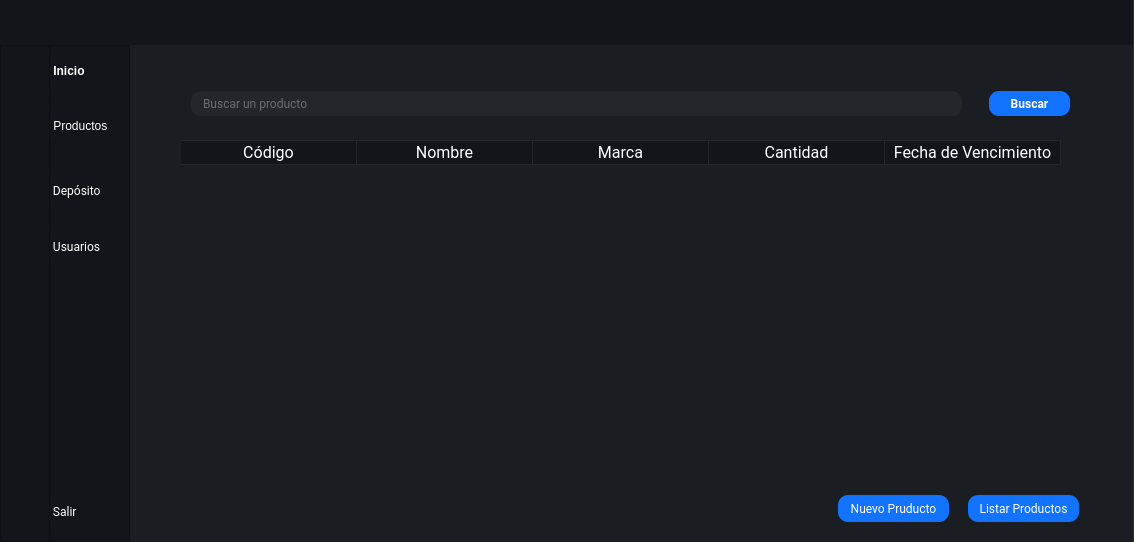
Above: Interfaces/main/main_ui.ui from juanignaciocansillieri/Proyecto-Final before the change. Below: the same form after it.
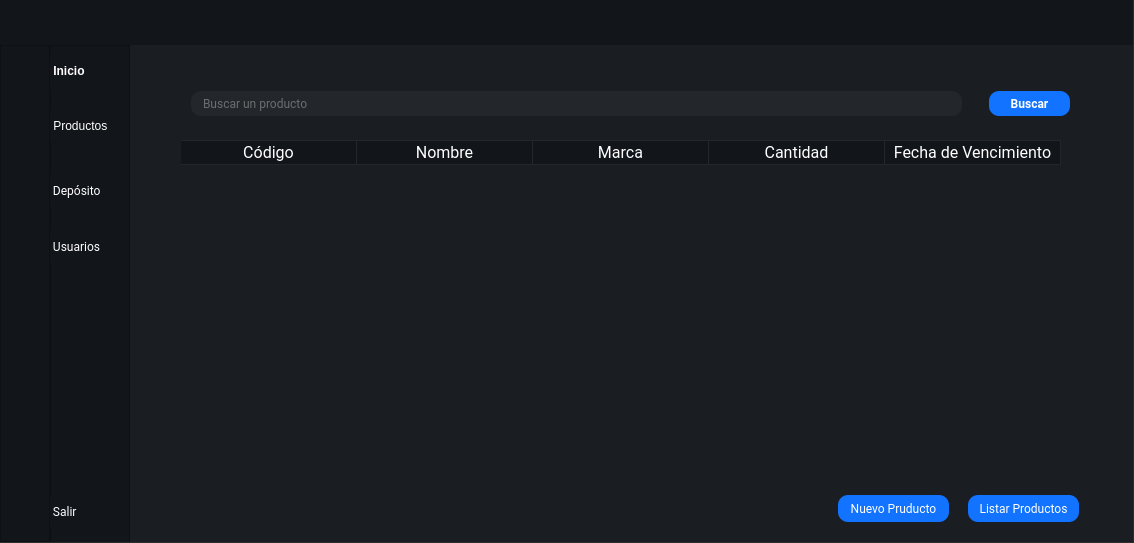
That is the form after the change. Icons and pictures are not drawn.

```diff
--- a/Interfaces/main/main_ui.ui
+++ b/Interfaces/main/main_ui.ui
@@ -7,7 +7,7 @@
     <x>0</x>
     <y>0</y>
     <width>1134</width>
-    <height>542</height>
+    <height>543</height>
    </rect>
   </property>
   <property name="windowTitle">
```
Left out of the diff: 8 changed lines with no effect on the pictures.
